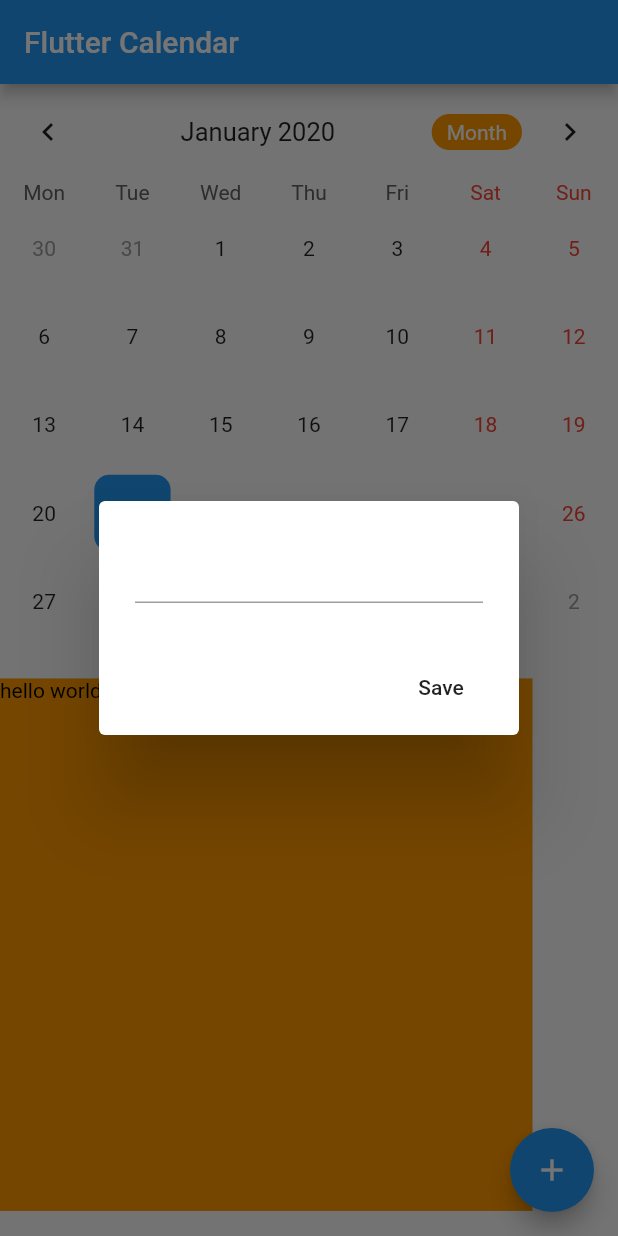
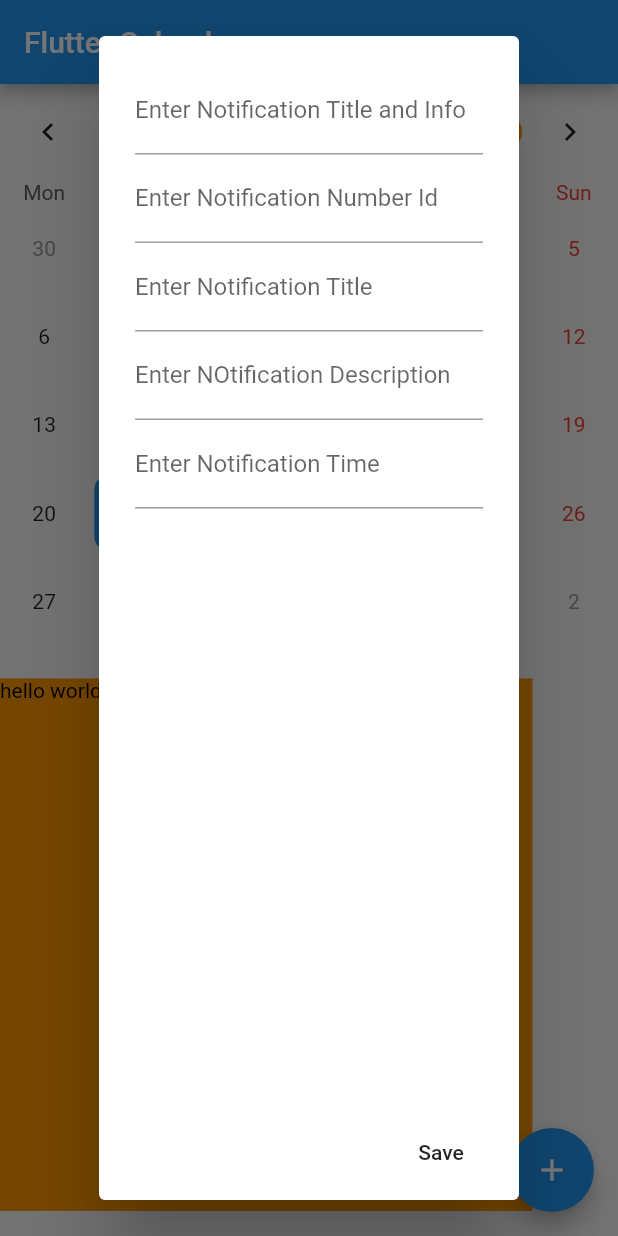
Before and after one commit to ernestsheldon/flutter_remid_mex, a Flutter app: the screen it shows after launch, after a tap on the "add" icon, on a phone screen of 412 x 824 dp. Run offline on Flutter 3.47's test engine with Material 2 defaults, Android fonts, the phone set to English and light mode, and no system bars; drawn by our look-alikes of table_calendar; our stand-ins replace flutter_local_notifications, shared_preferences.

Commit message:
Adding in more Textfields

```diff
--- a/lib/pages/flutter_calendar.dart
+++ b/lib/pages/flutter_calendar.dart
@@ -141,9 +141,42 @@ class _FlutterCalendarState extends State<FlutterCalendar> {
     showDialog(
         context: context,
         builder: (context) => AlertDialog(
-          content: TextField(
-            controller: _eventController,
+          content: Column(
+            children: <Widget>[
+              TextField(
+                decoration: InputDecoration(
+                    labelText: "Enter Notification Title and Info"
+                ),
+
+                controller: _eventController,
+              ),
+              TextField(
+                decoration: InputDecoration(
+                    labelText: "Enter Notification Number Id"
+                ),
+
+              ),
+              TextField(
+                decoration: InputDecoration(
+                    labelText: "Enter Notification Title"
+                ),
+
+              ),
+              TextField(
+                decoration: InputDecoration(
+                    labelText: "Enter NOtification Description"
+                ),
+
+              ),
+              TextField(
+                decoration: InputDecoration(
+                    labelText: "Enter Notification Time"
+                ),
+
+              ),
+            ],
           ),
+
           actions: <Widget>[
 
             FlatButton(
```
